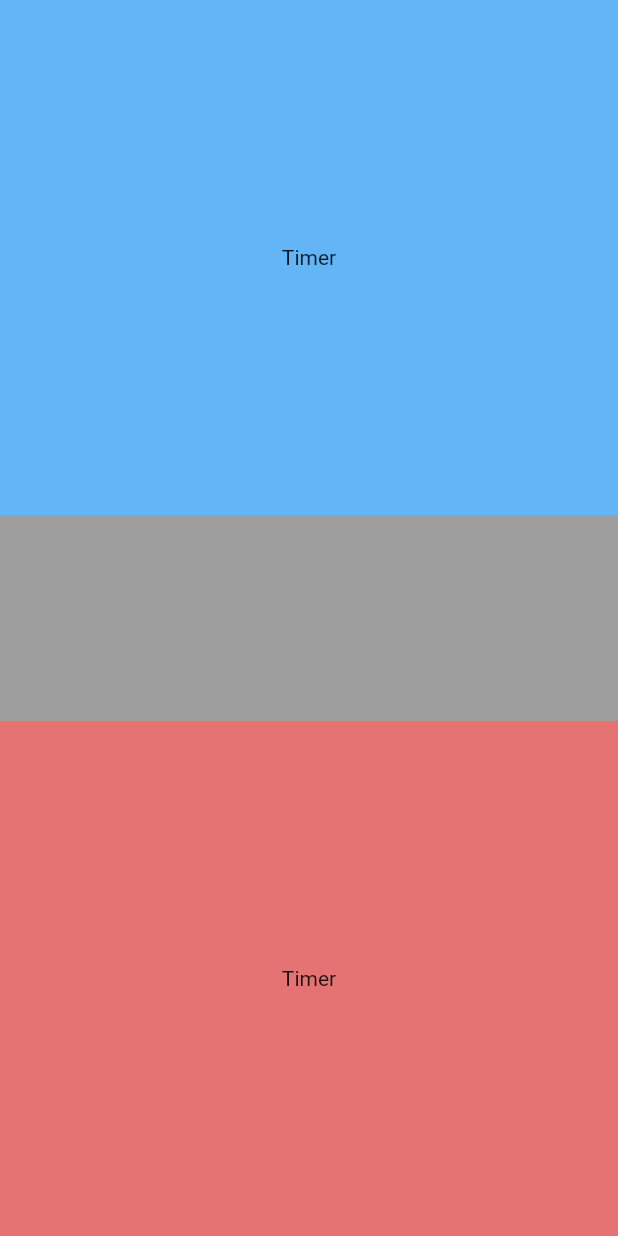
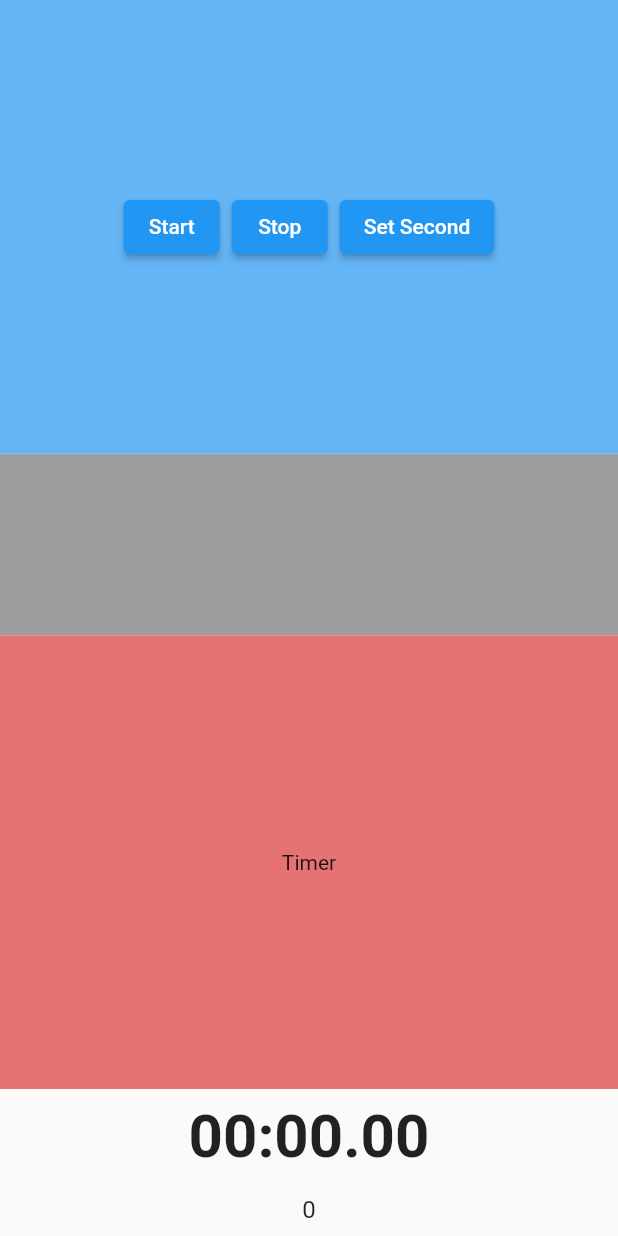
Before and after one commit to VeliKarpuz/scoreboard_app, a Flutter app: the screen it shows after launch, on a phone screen of 412 x 824 dp. Run offline on Flutter 3.47's test engine with Material 2 defaults, Android fonts, the phone set to English and light mode, and no system bars; our stand-ins replace font_awesome_flutter, stop_watch_timer; Roboto replaces fonts that are missing (Helvetica).

Commit message:
Update satranc_oyun.dart

```diff
--- a/lib/widgets/satranc/satranc_oyun.dart
+++ b/lib/widgets/satranc/satranc_oyun.dart
@@ -19,8 +19,28 @@ class _SatrancOyunState extends State<SatrancOyun> {
   final stopWatchTimer = StopWatchTimer(
     mode: StopWatchMode.countDown,
   );
+  final scrollController = ScrollController();
+  @override
+  void initState() {
+    super.initState();
+    stopWatchTimer.rawTime.listen((value) =>
+        print('rawTime $value ${StopWatchTimer.getDisplayTime(value)}'));
+    stopWatchTimer.minuteTime.listen((value) => print('minuteTime $value'));
+    stopWatchTimer.secondTime.listen((value) => print('secondTime $value'));
+    stopWatchTimer.records.listen((value) => print('records $value'));
+    stopWatchTimer.fetchStopped.listen((value) => print('stopped from stream'));
+    stopWatchTimer.fetchEnded.listen((value) => print('ended from stream'));
+
+    /// Can be set preset time. This case is "00:01.23".
+    // _stopWatchTimer.setPresetTime(mSec: 1234);
+  }
 
   @override
+  void dispose() async {
+    super.dispose();
+    await stopWatchTimer.dispose();
+  }
+
   Widget build(BuildContext context) {
     return SafeArea(
       child: Scaffold(
@@ -30,8 +50,47 @@ class _SatrancOyunState extends State<SatrancOyun> {
               flex: 5,
               child: Container(
                 color: Colors.blue[300],
-                child: const Center(
-                  child: Text("Timer"),
+                child: Center(
+                  child: Padding(
+                    padding: EdgeInsets.only(bottom: 0),
+                    child: Row(
+                      mainAxisAlignment: MainAxisAlignment.center,
+                      children: <Widget>[
+                        Padding(
+                          padding: EdgeInsets.symmetric(horizontal: 4),
+                          child: ElevatedButton(
+                            onPressed: stopWatchTimer.onStartTimer,
+                            child: const Text(
+                              'Start',
+                              style: TextStyle(color: Colors.white),
+                            ),
+                          ),
+                        ),
+                        Padding(
+                          padding: const EdgeInsets.symmetric(horizontal: 4),
+                          child: ElevatedButton(
+                            onPressed: stopWatchTimer.onStopTimer,
+                            child: const Text(
+                              'Stop',
+                              style: TextStyle(color: Colors.white),
+                            ),
+                          ),
+                        ),
+                        Padding(
+                          padding: const EdgeInsets.symmetric(horizontal: 4),
+                          child: ElevatedButton(
+                            onPressed: () {
+                              stopWatchTimer.setPresetSecondTime(10);
+                            },
+                            child: const Text(
+                              'Set Second',
+                              style: TextStyle(color: Colors.white),
+                            ),
+                          ),
+                        ),
+                      ],
+                    ),
+                  ),
                 ),
               ),
             ),
@@ -39,7 +98,7 @@ class _SatrancOyunState extends State<SatrancOyun> {
               flex: 2,
               child: Container(
                 color: Colors.grey,
-                child: const Center(),
+                child: Center(),
               ),
             ),
             Expanded(
@@ -51,6 +110,81 @@ class _SatrancOyunState extends State<SatrancOyun> {
                 ),
               ),
             ),
+            StreamBuilder<int>(
+              stream: stopWatchTimer.rawTime,
+              initialData: stopWatchTimer.rawTime.value,
+              builder: (context, snap) {
+                final value = snap.data!;
+                final displayTime =
+                    StopWatchTimer.getDisplayTime(value, hours: false);
+                return Column(
+                  children: <Widget>[
+                    Padding(
+                      padding: const EdgeInsets.all(8),
+                      child: Text(
+                        displayTime,
+                        style: const TextStyle(
+                            fontSize: 40,
+                            fontFamily: 'Helvetica',
+                            fontWeight: FontWeight.bold),
+                      ),
+                    ),
+                    Padding(
+                      padding: const EdgeInsets.all(8),
+                      child: Text(
+                        value.toString(),
+                        style: const TextStyle(
+                            fontSize: 16,
+                            fontFamily: 'Helvetica',
+                            fontWeight: FontWeight.w400),
+                      ),
+                    ),
+                  ],
+                );
+              },
+            ),
+            // StreamBuilder<int>(
+            //   stream: stopWatchTimer.secondTime,
+            //   initialData: stopWatchTimer.secondTime.value,
+            //   builder: (context, snap) {
+            //     final value = snap.data;
+            //     print('Listen every second. $value');
+            //     return Column(
+            //       children: <Widget>[
+            //         Padding(
+            //             padding: const EdgeInsets.all(8),
+            //             child: Row(
+            //               mainAxisAlignment: MainAxisAlignment.center,
+            //               crossAxisAlignment: CrossAxisAlignment.center,
+            //               children: <Widget>[
+            //                 const Padding(
+            //                   padding: EdgeInsets.symmetric(horizontal: 4),
+            //                   child: Text(
+            //                     'second',
+            //                     style: TextStyle(
+            //                       fontSize: 17,
+            //                       fontFamily: 'Helvetica',
+            //                     ),
+            //                   ),
+            //                 ),
+            //                 Padding(
+            //                   padding:
+            //                       const EdgeInsets.symmetric(horizontal: 4),
+            //                   child: Text(
+            //                     value.toString(),
+            //                     style: const TextStyle(
+            //                       fontSize: 30,
+            //                       fontFamily: 'Helvetica',
+            //                       fontWeight: FontWeight.bold,
+            //                     ),
+            //                   ),
+            //                 ),
+            //               ],
+            //             )),
+            //       ],
+            //     );
+            //   },
+            // ),
           ],
         ),
       ),
```
